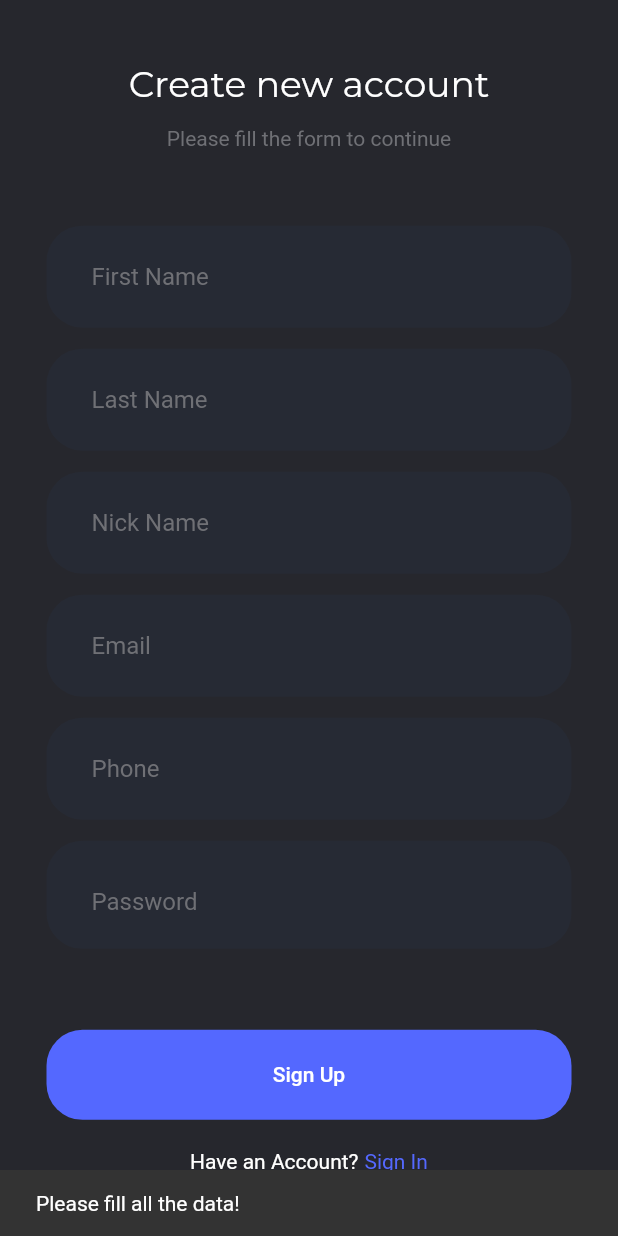
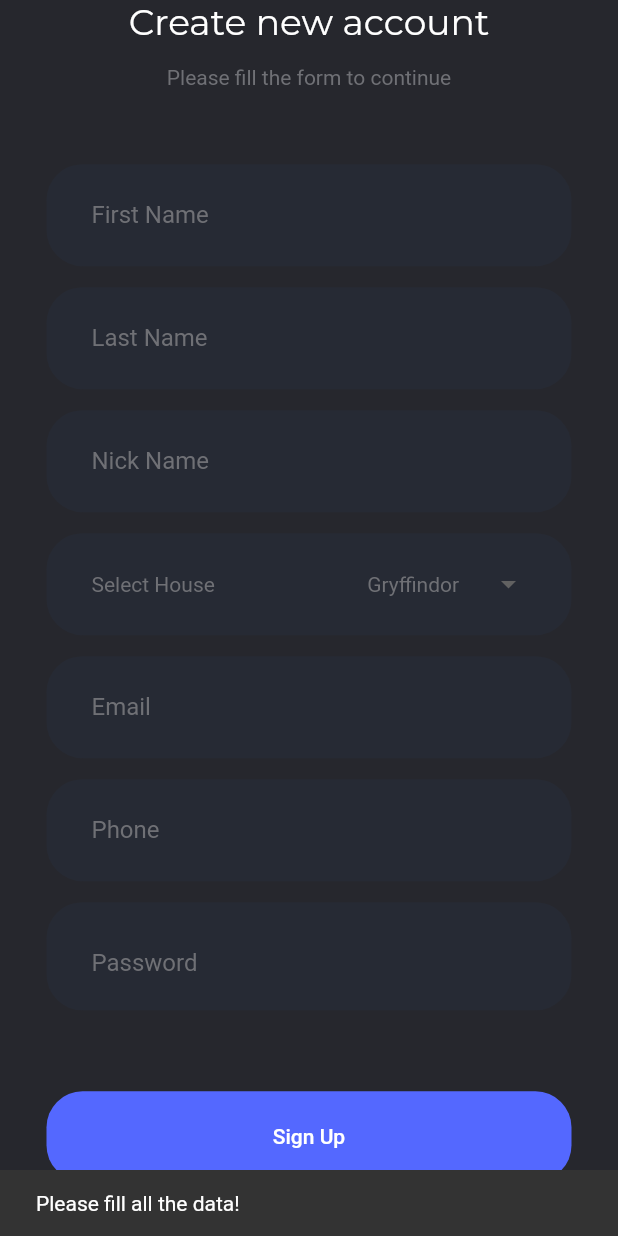
Before and after one commit to roshanpaturkar/the_three_broomsticks, a Flutter app: the RegisterScreen screen opened by its route, after a tap on "Sign Up", on a phone screen of 412 x 824 dp. Run offline on Flutter 3.47's test engine with Material 2 defaults, Android fonts, the phone set to English and light mode, and no system bars; our stand-ins replace cloud_firestore, firebase_auth, firebase_core, flutter_spinkit, google_fonts; missing offline and left inert: move_to_background; accounts and stored records are empty.

Commit message:
houses selection added in registration form

```diff
--- a/lib/screens/dashboard_screen.dart
+++ b/lib/screens/dashboard_screen.dart
@@ -54,12 +54,12 @@ class _DashboardScreenState extends State<DashboardScreen> {
                         print('Profile hit!');
                       },
                       child: const CircleAvatar(
-                        foregroundImage: NetworkImage(
-                            'https://pbs.twimg.com/profile_images/1139924988595539968/WyLYsuBM_400x400.jpg'),
-                        backgroundImage: AssetImage('images/avatar.png'),
-                        //backgroundImage: AssetImage('images/roshan.jpg'),
+                        // foregroundImage: NetworkImage(
+                        //     'https://pbs.twimg.com/profile_images/1139924988595539968/WyLYsuBM_400x400.jpg'),
+                        // backgroundImage: AssetImage('images/gf.png'),
+                        backgroundImage: AssetImage('images/gryffindor.png'),
                         radius: 25,
-                        backgroundColor: Colors.white,
+                        backgroundColor: const Color(0xFF0181A20),
                       ),
                     )
                   ],
--- a/lib/screens/register_screen.dart
+++ b/lib/screens/register_screen.dart
@@ -27,6 +27,7 @@ class _RegisterScreenState extends State<RegisterScreen> {
   var fName = '';
   var lName = '';
   var nickName = '';
+  var house = 'Gryffindor';
   var email = '';
   var mobile = '';
   var password = '';
@@ -56,11 +57,24 @@ class _RegisterScreenState extends State<RegisterScreen> {
         UserCredential userCredential = await FirebaseAuth.instance
             .createUserWithEmailAndPassword(email: email, password: password);
 
+        var imageMap = {
+          'gryffindor':
+              'https://firebasestorage.googleapis.com/v0/b/d3broomsticks.appspot.com/o/images%2Fhouses%2Fgryffindor.png?alt=media&token=4aa8f20d-fbb6-4dc5-bd47-8677e6087d7d',
+          'hufflepuff':
+              'https://firebasestorage.googleapis.com/v0/b/d3broomsticks.appspot.com/o/images%2Fhouses%2Fhufflepuff.png?alt=media&token=b506e8cc-7390-4d22-9eac-c883e3d0ded3',
+          'ravenclaw':
+              'https://firebasestorage.googleapis.com/v0/b/d3broomsticks.appspot.com/o/images%2Fhouses%2Fravenclaw.png?alt=media&token=2aaaccd0-b4ce-4ad5-a548-a00e569bf566',
+          'slytherin':
+              'https://firebasestorage.googleapis.com/v0/b/d3broomsticks.appspot.com/o/images%2Fhouses%2Fslytherin.png?alt=media&token=6ca6e67f-9395-47f4-9281-497622eecd42'
+        };
+
         var userData = {
           'uid': userCredential.user?.uid,
           'firstName': fName.trim(),
           'lastName': lName.trim(),
           'nickname': nickName.trim(),
+          'house': house.trim().toLowerCase(),
+          'imageUrl': imageMap[house.toLowerCase()],
           'email': email.trim(),
           'mobile': mobile.trim(),
         };
@@ -260,6 +274,59 @@ class _RegisterScreenState extends State<RegisterScreen> {
                   ),
                   child: Padding(
                     padding: const EdgeInsets.fromLTRB(30, 10, 30, 10),
+                    child: Row(
+                      mainAxisAlignment: MainAxisAlignment.spaceBetween,
+                      children: [
+                        const Text(
+                          'Select House',
+                          style: TextStyle(
+                            color: Color(0xFF6F7075),
+                          ),
+                        ),
+                        DropdownButton<String>(
+                          hint: const Text('Select House'),
+                          value: house,
+                          elevation: 16,
+                          style: const TextStyle(
+                            color: Color(0xFF6F7075),
+                          ),
+                          underline: Container(
+                            height: 2,
+                            color: const Color(0xFF262A34),
+                          ),
+                          onChanged: (String? newValue) {
+                            setState(() {
+                              house = newValue!.toLowerCase();
+                              print(house);
+                            });
+                          },
+                          items: <String>[
+                            'Gryffindor',
+                            'Hufflepuff',
+                            'Ravenclaw',
+                            'Slytherin'
+                          ].map<DropdownMenuItem<String>>((String value) {
+                            return DropdownMenuItem<String>(
+                              value: value,
+                              child: Text(value),
+                            );
+                          }).toList(),
+                        ),
+                      ],
+                    ),
+                  ),
+                ),
+                const SizedBox(
+                  height: 14,
+                ),
+                Container(
+                  width: 350,
+                  decoration: BoxDecoration(
+                    color: const Color(0xFF262A34),
+                    borderRadius: BorderRadius.circular(24),
+                  ),
+                  child: Padding(
+                    padding: const EdgeInsets.fromLTRB(30, 10, 30, 10),
                     child: TextField(
                       controller: emailFieldController,
                       cursorColor: Colors.white,
--- a/lib/screens/start_screen.dart
+++ b/lib/screens/start_screen.dart
@@ -84,6 +84,16 @@ class _StartScreenState extends State<StartScreen> {
                     fontSize: 16,
                   ),
                 ),
+                const SizedBox(
+                  height: 16,
+                ),
+                Text(
+                  'Note: Currently App is highly unstable, we are following rolling release.',
+                  style: GoogleFonts.ubuntu(
+                    color: Colors.white,
+                    fontSize: 12,
+                  ),
+                ),
                 // Text(
                 //   'and use one another, even relate to',
                 //   style: GoogleFonts.ubuntu(
```
Also changed, not shown: images/avatar.png (deleted), images/gryffindor.png (added), images/hufflepuff.png (added), images/me.jpg (deleted), images/ravenclaw.png (added), images/roshan.jpg (deleted), images/slytherin.png (added), 1 other file.
